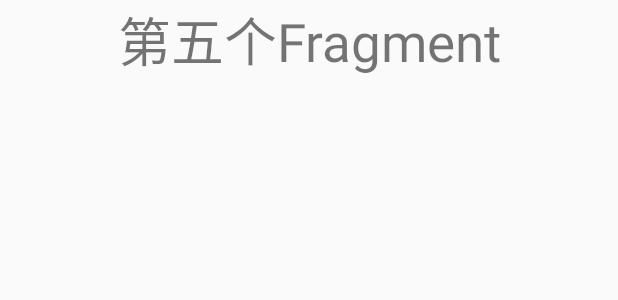
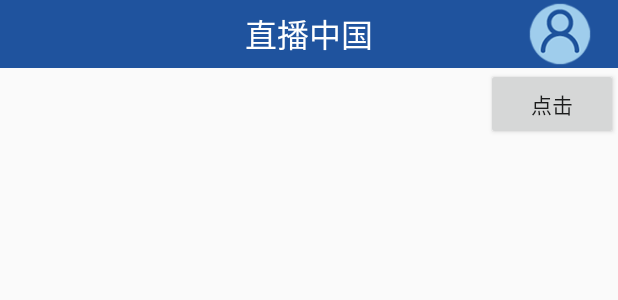
Before and after one commit to wenyuhang/Pandas, an Android app: the layout main_livechina.xml on its own in the app's theme, with its tools: preview values and no code run, on a phone screen of 412 x 824 dp. Shown: the top 300 px of the screen. Run offline under Robolectric (Android 15) with nearby library versions, the phone set to English and light mode, and no system bars.

Commit message:
温宇航3

```diff
--- a/app/build.gradle
+++ b/app/build.gradle
@@ -20,7 +20,7 @@ android {
 }
 
 dependencies {
-    compile fileTree(dir: 'libs', include: ['*.jar'])
+    compile fileTree(include: ['*.jar'], dir: 'libs')
     androidTestCompile('com.android.support.test.espresso:espresso-core:2.2.2', {
         exclude group: 'com.android.support', module: 'support-annotations'
     })
@@ -33,4 +33,5 @@ dependencies {
     compile 'com.youth.banner:banner:1.4.9'
     compile 'com.jcodecraeer:xrecyclerview:1.3.2'
     compile 'com.github.bumptech.glide:glide:3.8.0'
+    compile 'com.android.support:design:25.2.0'
 }
--- a/app/src/main/AndroidManifest.xml
+++ b/app/src/main/AndroidManifest.xml
@@ -11,7 +11,7 @@
         android:label="@string/app_name"
         android:supportsRtl="true"
         android:theme="@style/AppTheme">
-        <activity android:name=".personal.PersonalCenterActivity">
+        <activity android:name=".HomeActivity">
             <intent-filter>
                 <action android:name="android.intent.action.MAIN" />
 
@@ -20,9 +20,9 @@
         </activity>
         <activity android:name=".personal.LoginActivity" />
         <activity android:name=".personal.RegisterActivity" />
-        <activity android:name=".personal.ForgetActivity" />
         <activity android:name=".personal.SetActivity" />
         <activity android:name=".personal.AboutActivity"></activity>
+        <activity android:name=".personal.PersonalCenterActivity"></activity>
     </application>
 
 </manifest>
--- a/app/src/main/java/com/example/pandas/config/Urls.java
+++ b/app/src/main/java/com/example/pandas/config/Urls.java
@@ -15,4 +15,7 @@ public class Urls {
 
     //首页
     public static final String HOMEPAGE=BASEURL+"PAGE14501749764071042/index.json";
+
+    //直播中国
+    public static final String LIVECHINA="";
 }
--- a/app/src/main/java/com/example/pandas/model/biz/IHomeModel.java
+++ b/app/src/main/java/com/example/pandas/model/biz/IHomeModel.java
@@ -13,4 +13,7 @@ public interface IHomeModel extends BaseModel{
    void getHomePageBean(NetCallbacks<HomePageBean> callbacks);
    //   直播首页 类
    void getSendingBean(NetCallbacks<SendingBean> callbacks);
+
+   //   直播中国
+   void getLiveChinaBean(NetCallbacks callbacks);
 }
--- a/app/src/main/res/layout/main_livechina.xml
+++ b/app/src/main/res/layout/main_livechina.xml
@@ -3,12 +3,54 @@
     android:layout_width="match_parent"
     android:layout_height="match_parent"
     android:orientation="vertical">
-<TextView
+
+    <RelativeLayout
+        android:layout_width="match_parent"
+        android:layout_height="@dimen/y85"
+        android:background="@color/topBar">
+
+        <TextView
+            android:layout_width="wrap_content"
+            android:layout_height="wrap_content"
+            android:layout_centerInParent="true"
+            android:text="@string/live_china"
+            android:textColor="@color/white"
+            android:textSize="@dimen/x38" />
+
+        <ImageView
+            android:id="@+id/LiveChina_login"
+            android:layout_width="wrap_content"
+            android:layout_height="wrap_content"
+            android:layout_alignParentRight="true"
+            android:layout_centerVertical="true"
+            android:layout_marginRight="@dimen/x26"
+            android:src="@mipmap/person_sign" />
+    </RelativeLayout>
+<RelativeLayout
     android:layout_width="match_parent"
-    android:layout_height="50dp"
-    android:textSize="35sp"
-    android:gravity="center"
-    android:text="第五个Fragment"
-    />
-
+    android:layout_height="wrap_content">
+    <HorizontalScrollView
+        android:layout_width="match_parent"
+        android:layout_height="wrap_content"
+        android:scrollbars="none"
+        >
+    <android.support.design.widget.TabLayout
+        android:id="@+id/liveChina_tablayout"
+        android:layout_width="match_parent"
+        android:layout_height="wrap_content"
+        ></android.support.design.widget.TabLayout>
+    </HorizontalScrollView>
+    <Button
+        android:layout_width="wrap_content"
+        android:layout_height="wrap_content"
+        android:layout_alignParentRight="true"
+        android:text="点击"
+        android:id="@+id/sure"
+        />
+</RelativeLayout>
+    <android.support.v4.view.ViewPager
+        android:layout_width="match_parent"
+        android:layout_height="wrap_content"
+        android:id="@+id/liveChina_viewpager"
+        ></android.support.v4.view.ViewPager>
 </LinearLayout>
--- a/app/src/main/res/values/strings.xml
+++ b/app/src/main/res/values/strings.xml
@@ -18,8 +18,9 @@
     <string name="login_account_hint">账号：请输入邮箱或手机号</string>
     <string name="login_password_hint">请输入密码</string>
     <string name="panda_live">熊猫直播</string>
-
-
+    <string name="live_china">直播中国</string>
+    <string name="panda_broadcast">熊猫观察</string>
+    <string name="roll_video">熊猫文化</string>
     <!--忘记密码-->
     <string name="forget_pasword">忘记密码</string>
     <string name="forget_found_pswd">找回密码</string>
@@ -30,8 +31,6 @@
     <string name="forget_set_newpaswd_hint">请设置新密码</string>
     <string name="forget_image_yanzhengma">图形验证码</string>
     <string name="regist_yanzhengma">获取验证码</string>
-
-
     <!--设置-->
     <string name="quxiao">取消</string>
     <string name="phone">手机注册</string>
```
Also changed, not shown: app/src/main/java/com/example/pandas/homes/homelivechina/LCPpageAdapter.java (added, +39 -0 lines), app/src/main/java/com/example/pandas/homes/homelivechina/LiveChinaContract.java (added, +45 -0 lines), app/src/main/java/com/example/pandas/homes/homelivechina/LiveChinaMain.java (+81 -1 lines), app/src/main/java/com/example/pandas/homes/homelivechina/LiveChinaPresenter.java (added, +28 -0 lines), app/src/main/java/com/example/pandas/homes/homelivechina/PageFragment.java (added, +27 -0 lines), app/src/main/java/com/example/pandas/model/biz/IHomeImpl.java (+11 -0 lines), app/src/main/java/com/example/pandas/model/datebean/PageBean.java (deleted, +0 -115 lines), app/src/main/res/layout/livechina_fragment.xml (added, +12 -0 lines).
